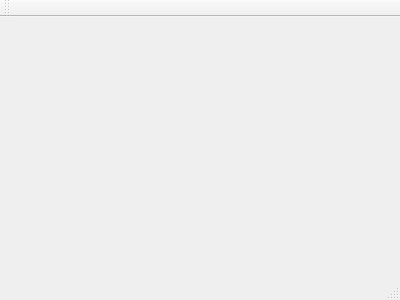
The window that mainwindow.ui (Yt-trium/Chainsaw) describes before a commit, drawn with Qt 5.
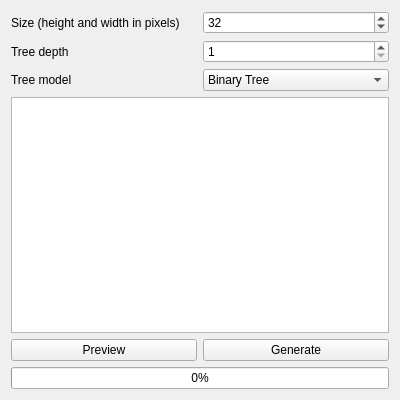
The same window after the commit.

Commit message: create basic user interface

```diff
--- a/mainwindow.ui
+++ b/mainwindow.ui
@@ -1,24 +1,100 @@
 <ui version="4.0">
  <class>MainWindow</class>
- <widget class="QMainWindow" name="MainWindow" >
-  <property name="geometry" >
+ <widget class="QMainWindow" name="MainWindow">
+  <property name="geometry">
    <rect>
     <x>0</x>
     <y>0</y>
     <width>400</width>
-    <height>300</height>
+    <height>400</height>
    </rect>
   </property>
   <property name="windowTitle" >
    <string>MainWindow</string>
   </property>
-  <widget class="QMenuBar" name="menuBar" />
-  <widget class="QToolBar" name="mainToolBar" />
-  <widget class="QWidget" name="centralWidget" />
-  <widget class="QStatusBar" name="statusBar" />
+  <widget class="QWidget" name="centralWidget">
+   <layout class="QGridLayout" name="gridLayout">
+    <item row="3" column="0" colspan="2">
+     <widget class="QGraphicsView" name="graphicsView"/>
+    </item>
+    <item row="4" column="0">
+     <widget class="QPushButton" name="pushButton">
+      <property name="text">
+       <string>Preview</string>
+      </property>
+     </widget>
+    </item>
+    <item row="4" column="1">
+     <widget class="QPushButton" name="pushButton_2">
+      <property name="text">
+       <string>Generate</string>
+      </property>
+     </widget>
+    </item>
+    <item row="1" column="1">
+     <widget class="QSpinBox" name="spinBox_2">
+      <property name="minimum">
+       <number>1</number>
+      </property>
+      <property name="maximum">
+       <number>64</number>
+      </property>
+     </widget>
+    </item>
+    <item row="0" column="0">
+     <widget class="QLabel" name="label">
+      <property name="text">
+       <string>Size (height and width in pixels)</string>
+      </property>
+     </widget>
+    </item>
+    <item row="0" column="1">
+     <widget class="QSpinBox" name="spinBox">
+      <property name="minimum">
+       <number>1</number>
+      </property>
+      <property name="maximum">
+       <number>16384</number>
+      </property>
+      <property name="value">
+       <number>32</number>
+      </property>
+     </widget>
+    </item>
+    <item row="2" column="0">
+     <widget class="QLabel" name="label_3">
+      <property name="text">
+       <string>Tree model</string>
+      </property>
+     </widget>
+    </item>
+    <item row="1" column="0">
+     <widget class="QLabel" name="label_2">
+      <property name="text">
+       <string>Tree depth</string>
+      </property>
+     </widget>
+    </item>
+    <item row="2" column="1">
+     <widget class="QComboBox" name="comboBox">
+      <item>
+       <property name="text">
+        <string>Binary Tree</string>
+       </property>
+      </item>
+     </widget>
+    </item>
+    <item row="5" column="0" colspan="2">
+     <widget class="QProgressBar" name="progressBar">
+      <property name="value">
+       <number>0</number>
+      </property>
+     </widget>
+    </item>
+   </layout>
+  </widget>
  </widget>
- <layoutDefault spacing="6" margin="11" />
- <pixmapfunction></pixmapfunction>
+ <layoutdefault spacing="6" margin="11"/>
  <resources/>
  <connections/>
 </ui>
```
Left out of the diff: 5 changed lines with no effect on the pictures.
